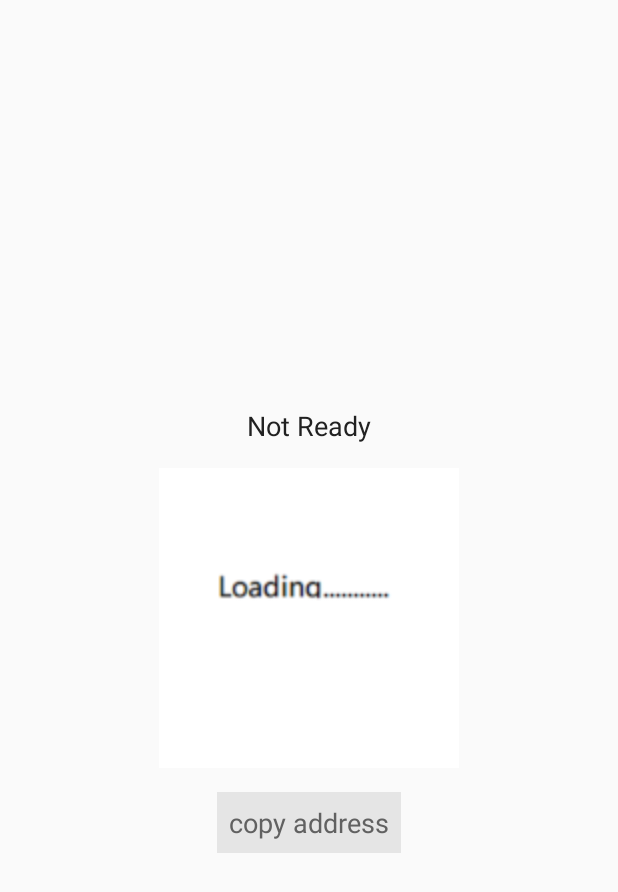
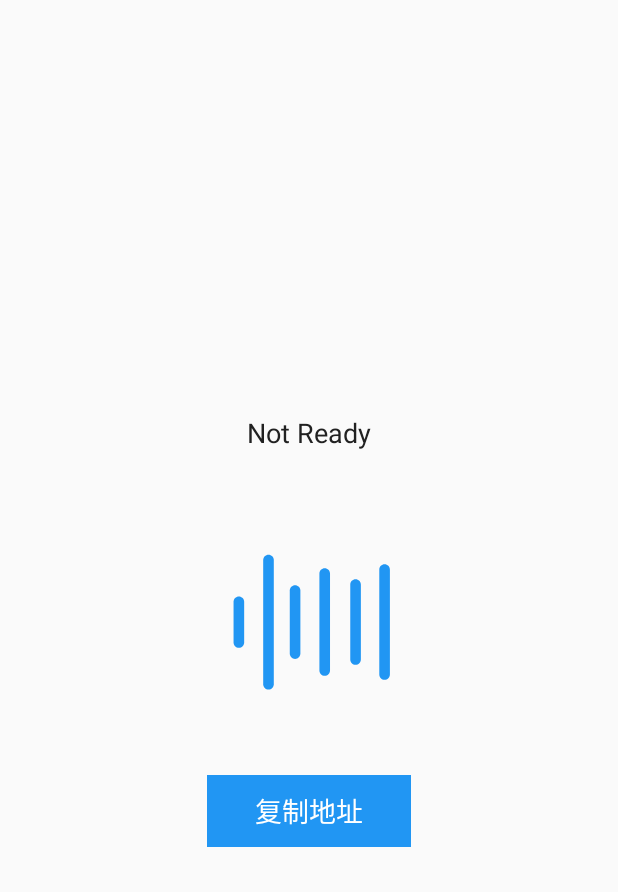
Before and after one commit to XDagger/android-wallet, an Android app: the layout fragment_receive.xml on its own in the app's theme, with its tools: preview values and no code run, on a phone screen of 412 x 824 dp. Shown: the top 892 px of the screen. Run offline under Robolectric (Android 15) with nearby library versions, the phone set to English and light mode, and no system bars.

```diff
--- a/app/src/main/java/io/xdag/xdagwallet/MainActivity.java
+++ b/app/src/main/java/io/xdag/xdagwallet/MainActivity.java
@@ -47,6 +47,7 @@ public class MainActivity extends ToolbarActivity {
     private BaseMainFragment mSettingFragment;
     private BaseMainFragment mShowFragment;
 
+
     @Override
     protected int getLayoutResId() {
         return R.layout.activity_main;
@@ -80,6 +81,7 @@ public class MainActivity extends ToolbarActivity {
             .start();
     }
 
+
     @Override
     protected void onNewIntent(Intent intent) {
         super.onNewIntent(intent);
@@ -87,6 +89,7 @@ public class MainActivity extends ToolbarActivity {
         connectToPool();
 
     }
+
 
     private void connectToPool() {
         if (Config.isRestore()) {
@@ -104,6 +107,7 @@ public class MainActivity extends ToolbarActivity {
             }
         }
     }
+
 
     private void initNavigationView() {
         // create items
--- a/app/src/main/java/io/xdag/xdagwallet/wrapper/XdagHandlerWrapper.java
+++ b/app/src/main/java/io/xdag/xdagwallet/wrapper/XdagHandlerWrapper.java
@@ -47,6 +47,7 @@ public class XdagHandlerWrapper {
     @SuppressLint("StaticFieldLeak")
     private static XdagHandlerWrapper sInstance = null;
 
+
     public static XdagHandlerWrapper getInstance(MainActivity activity) {
         synchronized (XdagHandlerWrapper.class) {
             if (sInstance == null) {
@@ -58,6 +59,7 @@ public class XdagHandlerWrapper {
 
         return sInstance;
     }
+
 
     private XdagHandlerWrapper(MainActivity activity) {
         mActivity = activity;
@@ -87,6 +89,7 @@ public class XdagHandlerWrapper {
         mXdagHandler.sendMessage(msg);
     }
 
+
     public void disconnectPool() {
         Message msg = Message.obtain();
         Bundle data = new Bundle();
@@ -108,7 +111,7 @@ public class XdagHandlerWrapper {
             switch (msg.arg1) {
                 case MSG_CONNECT_TO_POOL: {
                     MLog.i("receive msg connect to the pool thread id " +
-                            Thread.currentThread().getId());
+                        Thread.currentThread().getId());
                     Bundle data = msg.getData();
                     String poolAddr = data.getString(KEY_POOL);
                     XdagWrapper xdagWrapper = XdagWrapper.getInstance();
--- /dev/null
+++ b/app/src/main/res/drawable/pic_loading.xml
@@ -0,0 +1,27 @@
+<?xml version="1.0" encoding="utf-8"?>
+<vector
+        xmlns:android="http://schemas.android.com/apk/res/android"
+        android:width="120dp"
+        android:height="120dp"
+        android:viewportWidth="1024"
+        android:viewportHeight="1024">
+
+    <path
+            android:fillColor="@color/colorPrimary"
+            android:pathData="M112.979656 349.163331c-16.663518 0-30.172183 13.508665-30.172183 30.172183l0 231.902674c0 16.661472 13.508665 30.170137 30.172183 30.170137 16.662495 0 30.17116-13.508665 30.17116-30.170137L143.150816 379.335515C143.150816 362.671996 129.642151 349.163331 112.979656 349.163331z"/>
+    <path
+            android:fillColor="@color/colorPrimary"
+            android:pathData="M281.577538 111.820762c-16.662495 0-30.17116 13.508665-30.17116 30.17116l0 706.588837c0 16.662495 13.508665 30.17116 30.17116 30.17116 16.662495 0 30.172183-13.508665 30.172183-30.17116L311.749722 141.991921C311.748698 125.328403 298.240033 111.820762 281.577538 111.820762z"/>
+    <path
+            android:fillColor="@color/colorPrimary"
+            android:pathData="M432.793542 285.600667c-16.662495 0-30.17116 13.508665-30.17116 30.172183l0 359.028003c0 16.662495 13.508665 30.17116 30.17116 30.17116 16.663518 0 30.172183-13.508665 30.172183-30.17116L462.965725 315.77285C462.964702 299.109332 449.456037 285.600667 432.793542 285.600667z"/>
+    <path
+            android:fillColor="@color/colorPrimary"
+            android:pathData="M601.389378 189.659571c-16.663518 0-30.17116 13.508665-30.17116 30.17116l0 550.909172c0 16.663518 13.507642 30.172183 30.17116 30.172183 16.664541 0 30.172183-13.508665 30.172183-30.172183L631.561561 219.830731C631.562585 203.168236 618.054943 189.659571 601.389378 189.659571z"/>
+    <path
+            android:fillColor="@color/colorPrimary"
+            android:pathData="M776.937556 251.947196c-16.661472 0-30.170137 13.508665-30.170137 30.17116l0 426.334945c0 16.661472 13.508665 30.170137 30.170137 30.170137 16.663518 0 30.172183-13.508665 30.172183-30.170137L807.10974 282.119379C807.110763 265.455861 793.601074 251.947196 776.937556 251.947196z"/>
+    <path
+            android:fillColor="@color/colorPrimary"
+            android:pathData="M942.060291 167.032224c-16.663518 0-30.172183 13.508665-30.172183 30.17116l0 596.164888c0 16.662495 13.508665 30.17116 30.172183 30.17116 16.662495 0 30.17116-13.508665 30.17116-30.17116L972.231451 197.203384C972.232474 180.539866 958.723809 167.032224 942.060291 167.032224z"/>
+</vector>
--- a/app/src/main/res/layout/fragment_receive.xml
+++ b/app/src/main/res/layout/fragment_receive.xml
@@ -6,12 +6,12 @@
         android:layout_height="match_parent">
 
     <TextView
+            android:id="@+id/receive_tv_address"
+            android:layout_width="wrap_content"
+            android:layout_height="wrap_content"
             android:padding="@dimen/space_16"
             android:ellipsize="middle"
             android:singleLine="true"
-        android:id="@+id/receive_tv_address"
-        android:layout_width="wrap_content"
-        android:layout_height="wrap_content"
             app:layout_constraintVertical_chainStyle="packed"
             app:layout_constraintBottom_toTopOf="@id/receive_img_qrcode"
             app:layout_constraintTop_toTopOf="parent"
@@ -19,31 +19,28 @@
             app:layout_constraintLeft_toLeftOf="parent"
             android:textSize="@dimen/size_title"
             android:textColor="@color/BLACK"
-        android:text="Not Ready"/>
+            android:text="@string/not_ready"/>
 
     <ImageView
             android:id="@+id/receive_img_qrcode"
             android:layout_width="200dp"
             android:layout_height="200dp"
+            android:scaleType="center"
             app:layout_constraintBottom_toTopOf="@id/receive_tv_copy"
             app:layout_constraintTop_toBottomOf="@id/receive_tv_address"
             app:layout_constraintRight_toRightOf="parent"
             app:layout_constraintLeft_toLeftOf="parent"
-        android:src="@drawable/qrcode_loading"/>
+            android:src="@drawable/pic_loading"/>
 
-    <TextView
+    <Button
+            style="@style/Xdag.Button"
             android:id="@+id/receive_tv_copy"
-        android:layout_width="wrap_content"
-        android:layout_height="wrap_content"
-        android:layout_marginTop="@dimen/space_16"
+            android:layout_width="0dp"
+            android:enabled="false"
+            android:text="@string/copy_address"
             app:layout_constraintTop_toBottomOf="@id/receive_img_qrcode"
-        android:padding="@dimen/space_8"
-        android:text="copy address"
-        android:background="@color/LIGHT_GERY"
-        android:textColor="@color/DEEP_GERY"
-        android:textSize="@dimen/size_title"
             app:layout_constraintBottom_toBottomOf="parent"
-        app:layout_constraintRight_toRightOf="parent"
-        app:layout_constraintLeft_toLeftOf="parent"/>
+            app:layout_constraintRight_toRightOf="@id/receive_img_qrcode"
+            app:layout_constraintLeft_toLeftOf="@id/receive_img_qrcode"/>
 
 </android.support.constraint.ConstraintLayout>
--- a/app/src/main/res/layout/view_empty.xml
+++ b/app/src/main/res/layout/view_empty.xml
@@ -12,7 +12,7 @@
             android:layout_width="wrap_content"
             android:layout_height="wrap_content"
             android:layout_gravity="center"
-            android:src="@drawable/ic_empty"/>
+            android:src="@drawable/pic_empty"/>
 
     <TextView
             android:layout_width="wrap_content"
--- a/app/src/main/res/values/strings.xml
+++ b/app/src/main/res/values/strings.xml
@@ -18,6 +18,9 @@
     <string name="loading_balance">Loading Balance</string>
     <string name="create_wallet">创建钱包</string>
     <string name="restore_wallet">恢复钱包</string>
+    <string name="no_transaction">没有交易记录</string>
+    <string name="copy_address">复制地址</string>
+
 
     <!-- please -->
     <string name="please_set_password">please set password</string>
@@ -35,7 +38,6 @@
 
     <!-- success -->
     <string name="success_refresh">刷新成功</string>
-    <string name="no_transaction">没有交易记录</string>
     <string name="success_copy_address">地址复制成功</string>
     <string name="success_backup_xdag_wallet">您的钱包已备份至 /sdcard/xdag 目录</string>
 
```
Also changed, not shown: app/src/main/java/io/xdag/xdagwallet/fragment/ReceiveFragment.java (+19 -23 lines), app/src/main/java/io/xdag/xdagwallet/util/ZbarUtil.java (+7 -0 lines), app/src/main/java/io/xdag/xdagwallet/wrapper/XdagEvent.java (+46 -45 lines), app/src/main/java/io/xdag/xdagwallet/wrapper/XdagWrapper.java (+39 -15 lines), app/src/main/res/drawable-xxxhdpi/qrcode_loading.png (deleted), app/src/main/res/drawable/pic_empty.xml (renamed from app/src/main/res/drawable/ic_empty.xml), 1 other file. Lines whose indentation alone changed are shown as unchanged.
